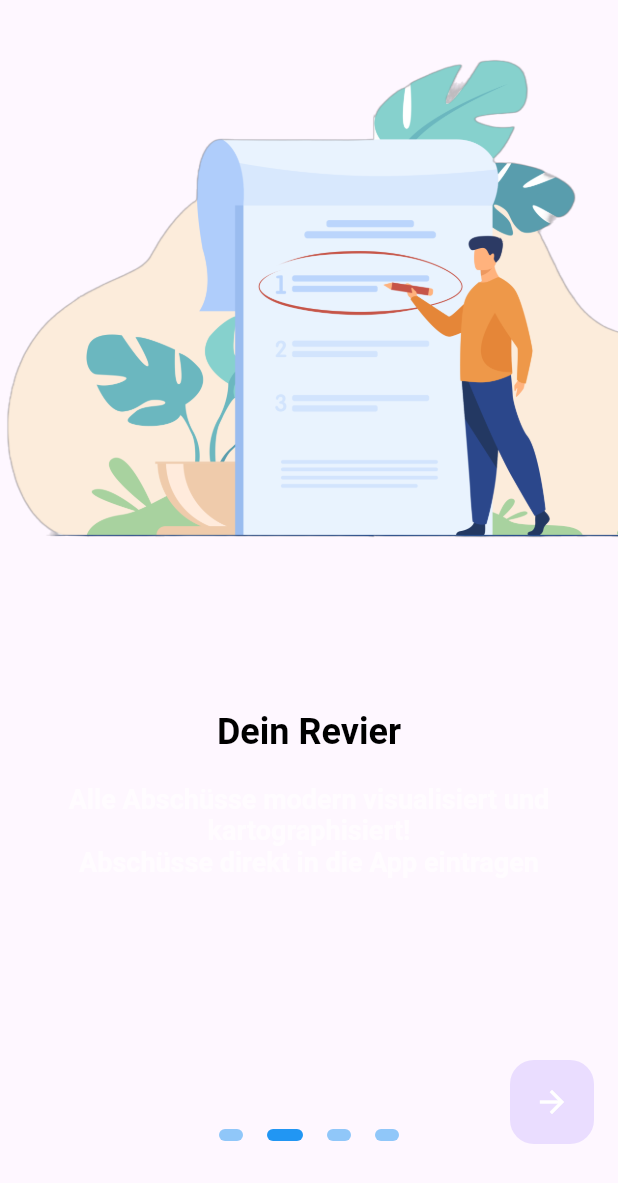
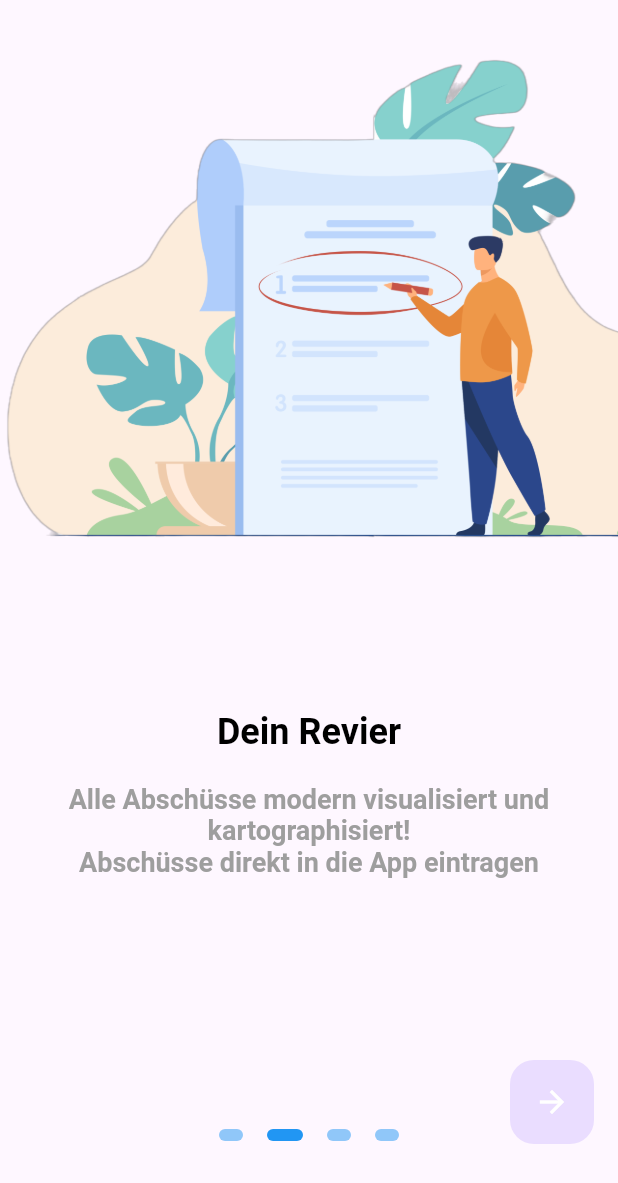
Before and after one commit to dominic-schmid/abschuss_statistik, a Flutter app: the screen it shows after launch, swiped to page 2, on a phone screen of 412 x 824 dp, the part 53-1236 px from its top. Run offline on Flutter 3.47's test engine with Material 2 defaults, Android fonts, the phone set to English and light mode, and no system bars; drawn by our look-alikes of flutter_onboarding_slider; our stand-ins replace awesome_notifications, connectivity_plus, csv, fl_chart, google_maps_flutter, local_auth and 7 more; missing offline and left inert: enhance_stepper, requests, workmanager; accounts and stored records are empty.

Commit message:
Add database resetting Fix onboarding UI

```diff
--- a/lib/l10n/intl_de.arb
+++ b/lib/l10n/intl_de.arb
@@ -202,5 +202,9 @@
   "jagdbegleiter": "Jagdbegleiter",
   "skip": "Überspringen",
   "onboardTerritoryDesc": "Alle Abschüsse modern visualisiert und kartographisiert!\nAbschüsse direkt in die App eintragen",
-  "yourTerritory": "Dein Revier"
+  "yourTerritory": "Dein Revier",
+  "deleteDatabaseTitle": "Datenbank zurücksetzen",
+  "deleteDatabaseDescription": "Lösche Abschüsse und lade sie neu herunter. Führe diese Operation aus, um eventuelle Fehler zu beheben.",
+  "confirmDeleteDatabase": "Bist du sicher, dass du die Datenbank zurücksetzen möchtest?",
+  "refreshListConfirmation": "Liste wurde aktualisiert."
 }
--- a/lib/l10n/intl_en.arb
+++ b/lib/l10n/intl_en.arb
@@ -202,5 +202,9 @@
   "jagdbegleiter": "Hunting companion",
   "skip": "Skip",
   "onboardTerritoryDesc": "All kills visualized and mapped in a modern way!\nEnter kills directly into the app",
-  "yourTerritory": "Your territory"
+  "yourTerritory": "Your territory",
+  "deleteDatabaseTitle": "Reset database",
+  "deleteDatabaseDescription": "Delete kills and re-download them. Run this operation to fix any errors.",
+  "confirmDeleteDatabase": "Are you sure you want to reset the database?",
+  "refreshListConfirmation": "List refreshed."
 }
--- a/lib/l10n/intl_it.arb
+++ b/lib/l10n/intl_it.arb
@@ -202,5 +202,9 @@
   "jagdbegleiter": "Compagno di caccia",
   "skip": "Saltare",
   "onboardTerritoryDesc": "Tutte le uccisioni visualizzate e mappate in modo moderno!\nInserisci le uccisioni direttamente nell'app",
-  "yourTerritory": "Il tuo territorio"
+  "yourTerritory": "Il tuo territorio",
+  "deleteDatabaseTitle": "Reimposta database",
+  "deleteDatabaseDescription": "Elimina le uccisioni e scaricale nuovamente. Eseguire questa operazione per correggere eventuali errori.",
+  "confirmDeleteDatabase": "Sei sicuro di voler resettare il database?",
+  "refreshListConfirmation": "L'elenco è stato aggiornato."
 }
--- a/lib/utils/constants.dart
+++ b/lib/utils/constants.dart
@@ -4,7 +4,7 @@ import 'package:google_maps_flutter/google_maps_flutter.dart';
 /// This class contains constants that do not change to be used when loading data
 /// e.g.  "Rehwild": ["Jährlingsbock", "Trophäenbock", ...]
 class Constants {
-  static const String appVersion = "1.3.0";
+  static const String appVersion = "1.3.2";
   static const String appLegalese = 'Dominic Schmid © 2022';
   static const List<String> ursachen = [
     'erlegt',
--- a/lib/utils/utils.dart
+++ b/lib/utils/utils.dart
@@ -34,7 +34,7 @@ Future<void> deletePrefs() async {
         await prefs.remove(key);
       }
     });
-    await SqliteDB().delteDb();
+    await SqliteDB().deleteDb();
   } catch (e) {
     print('Error deleting preferences! ${e.toString()}');
   }
@@ -111,7 +111,8 @@ const spielhahnFarbe = Color.fromRGBO(255, 87, 34, 1);
 const steinhuhnFarbe = Color.fromRGBO(0, 137, 123, 1);
 const schneehuhnFarbe = Color.fromRGBO(116, 77, 169, 1);
 const murmeltierFarbe = Color.fromRGBO(136, 14, 79, 1);
-const dachsFarbe = Color.fromRGBO(144, 164, 174, 1); // Color.fromRGBO(66, 66, 66, 1);
+const dachsFarbe =
+    Color.fromRGBO(144, 164, 174, 1); // Color.fromRGBO(66, 66, 66, 1);
 const fuchsFarbe = Color.fromRGBO(255, 140, 0, 1);
 const schneehaseFarbe = Color.fromRGBO(107, 105, 214, 1);
 const wildFarbe = Color.fromRGBO(16, 137, 62, 1);
--- a/lib/views/onboarding_screen.dart
+++ b/lib/views/onboarding_screen.dart
@@ -58,10 +58,7 @@ class _OnboardingScreenState extends State<OnboardingScreen> {
             },
             child: Text(
               languages[Intl.getCurrentLocale()]!['nativeName']!,
-              style: TextStyle(
-                color: Colors.white.withOpacity(0.8),
-                fontSize: 14,
-              ),
+              style: const TextStyle(fontSize: 14),
             ),
           ),
         ),
@@ -122,7 +119,6 @@ class OnboardingDataItem extends StatelessWidget {
               title,
               textAlign: TextAlign.center,
               style: const TextStyle(
-                // color: kDarkBlueColor,
                 fontSize: 24.0,
                 fontWeight: FontWeight.w600,
               ),
@@ -134,8 +130,8 @@ class OnboardingDataItem extends StatelessWidget {
             child: Text(
               description,
               textAlign: TextAlign.center,
-              style: TextStyle(
-                color: secondaryColor,
+              style: const TextStyle(
+                color: Colors.grey,
                 fontSize: 18.0,
                 fontWeight: FontWeight.w600,
               ),
--- a/pubspec.yaml
+++ b/pubspec.yaml
@@ -3,7 +3,7 @@ description: An app to view kills and kill statistics of your hunting territory
 
 # The following line prevents the package from being accidentally published to
 # pub.dev using `flutter pub publish`. This is preferred for private packages.
-publish_to: 'none' # Remove this line if you wish to publish to pub.dev
+publish_to: "none" # Remove this line if you wish to publish to pub.dev
 
 # The following defines the version and build number for your application.
 # A version number is three numbers separated by dots, like 1.2.43
@@ -15,7 +15,7 @@ publish_to: 'none' # Remove this line if you wish to publish to pub.dev
 # In iOS, build-name is used as CFBundleShortVersionString while build-number used as CFBundleVersion.
 # Read more about iOS versioning at
 # https://developer.apple.com/library/archive/documentation/General/Reference/InfoPlistKeyReference/Articles/CoreFoundationKeys.html
-version: 1.3.1+7
+version: 1.3.2+1
 
 environment:
   sdk: ">=2.17.3 <3.0.0"
@@ -121,7 +121,6 @@ flutter_icons:
 # following page: https://dart.dev/tools/pub/pubspec
 # The following section is specific to Flutter packages.
 flutter:
-
   # The following line ensures that the Material Icons font is
   # included with your application, so that you can use the icons in
   # the material Icons class.
```
Also changed, not shown: lib/models/constants/hunting_time.dart (+14 -4 lines), lib/models/kill_page.dart (+14 -11 lines), lib/utils/database_methods.dart (+16 -6 lines), lib/views/kills_screen.dart (+64 -31 lines), lib/views/settings_screen.dart (+51 -17 lines), lib/views/stats_screen.dart (+8 -3 lines), lib/generated/intl/messages_all.dart, lib/generated/intl/messages_de.dart, lib/generated/intl/messages_en.dart, lib/generated/intl/messages_it.dart, lib/generated/l10n.dart, pubspec.lock.
